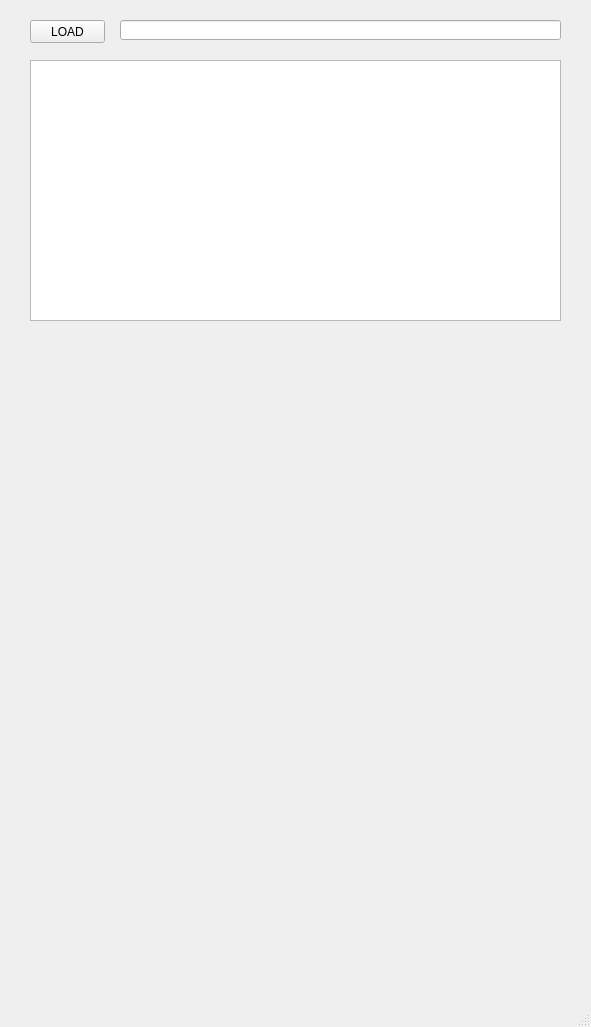
This is PYQT-FOR-NER/main_window.ui in devgunho/CTI_with_NLP as Qt 5 draws it before an edit. The edited form follows.
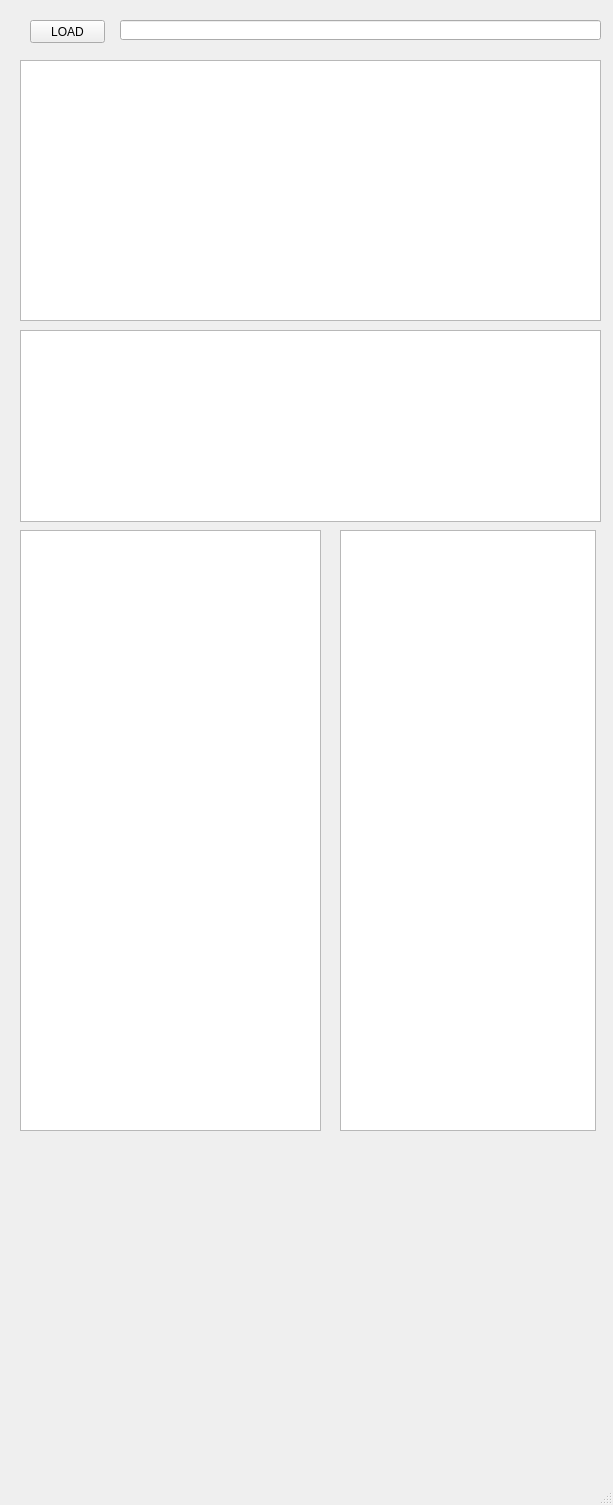
This is the edited form.

```diff
--- a/PYQT-FOR-NER/main_window.ui
+++ b/PYQT-FOR-NER/main_window.ui
@@ -6,8 +6,8 @@
    <rect>
     <x>0</x>
     <y>0</y>
-    <width>591</width>
-    <height>1027</height>
+    <width>613</width>
+    <height>1505</height>
    </rect>
   </property>
   <property name="windowTitle">
@@ -32,7 +32,7 @@
      <rect>
       <x>120</x>
       <y>20</y>
-      <width>441</width>
+      <width>481</width>
       <height>20</height>
      </rect>
     </property>
@@ -40,13 +40,43 @@
    <widget class="QTableWidget" name="tableWidget">
     <property name="geometry">
      <rect>
-      <x>30</x>
+      <x>20</x>
       <y>60</y>
-      <width>531</width>
+      <width>581</width>
       <height>261</height>
      </rect>
     </property>
    </widget>
+   <widget class="QTableWidget" name="tableWidget_2">
+    <property name="geometry">
+     <rect>
+      <x>20</x>
+      <y>530</y>
+      <width>301</width>
+      <height>601</height>
+     </rect>
+    </property>
+   </widget>
+   <widget class="QListWidget" name="listWidget">
+    <property name="geometry">
+     <rect>
+      <x>340</x>
+      <y>530</y>
+      <width>256</width>
+      <height>601</height>
+     </rect>
+    </property>
+   </widget>
+   <widget class="QListView" name="listView">
+    <property name="geometry">
+     <rect>
+      <x>20</x>
+      <y>330</y>
+      <width>581</width>
+      <height>192</height>
+     </rect>
+    </property>
+   </widget>
   </widget>
   <widget class="QMenuBar" name="menubar">
    <property name="geometry">
```
Left out of the diff: 4 changed lines with no effect on the pictures.
